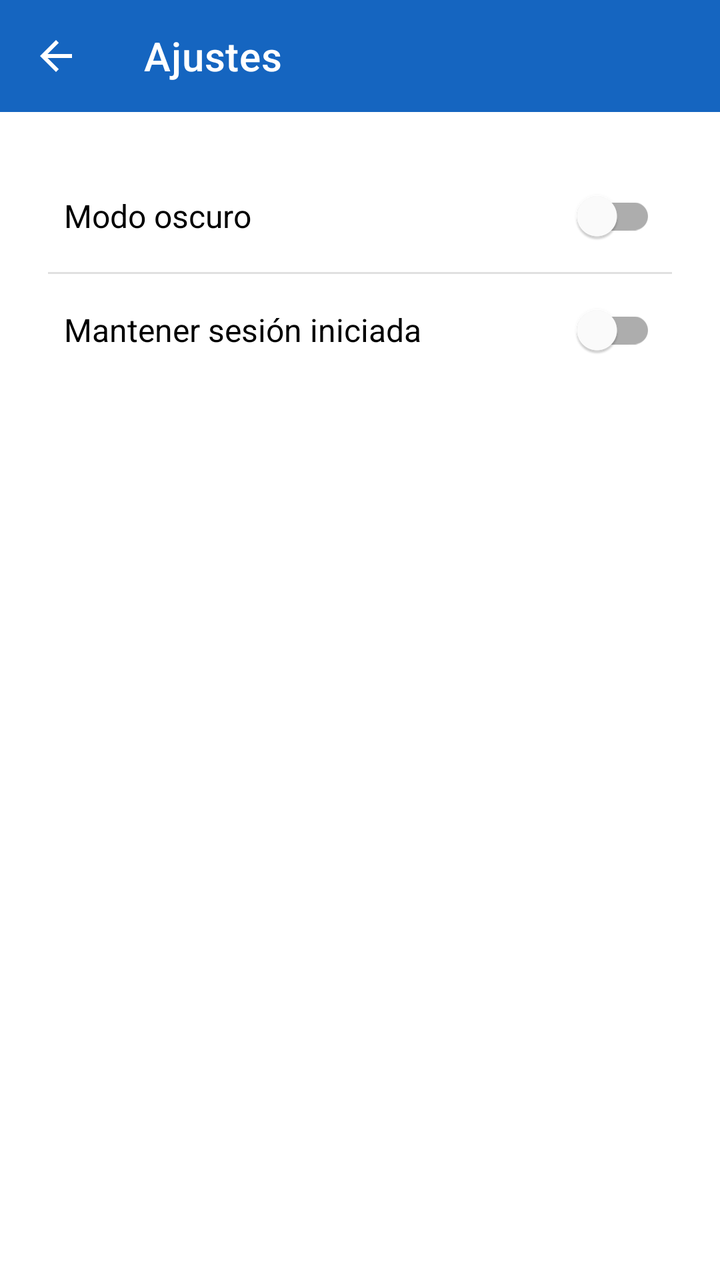
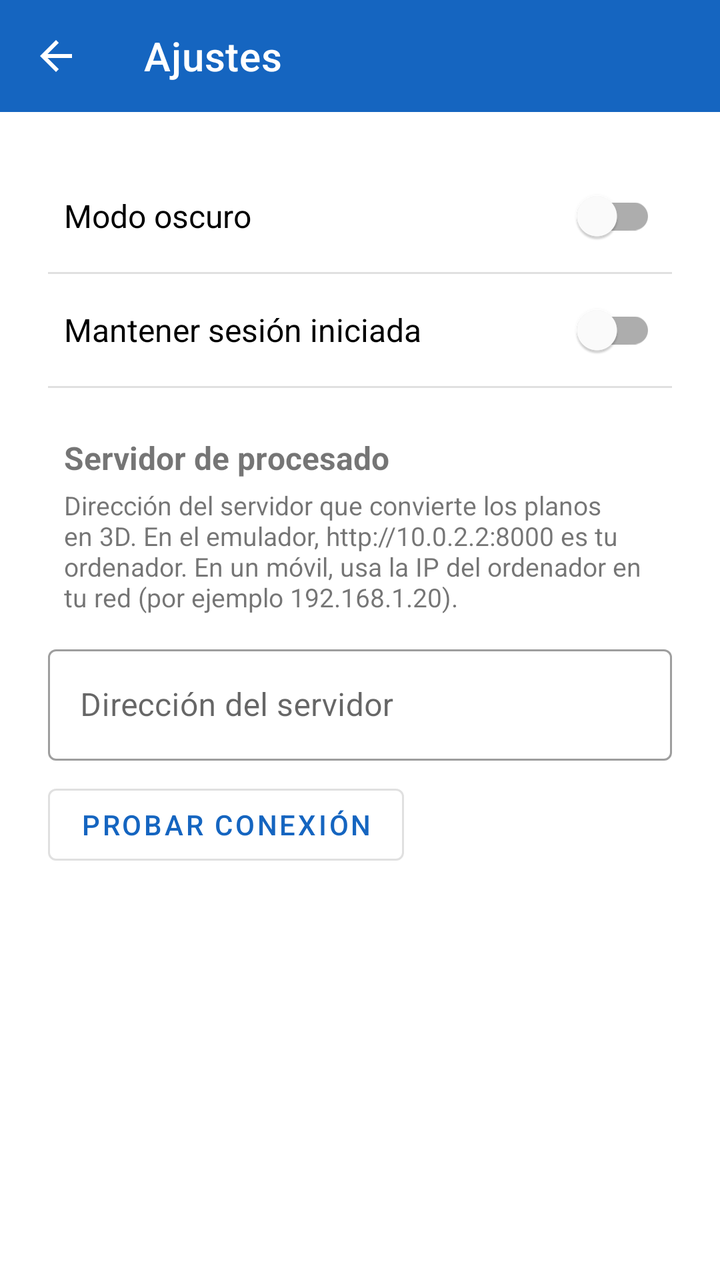

Two renders of the same Android screen: before a commit and after it. Below are the layout's source before the change and the commit's diff.
<!-- AndroidManifest.xml: application theme Theme.VectorScan -->
<!-- res/layout/activity_settings.xml -->
<?xml version="1.0" encoding="utf-8"?>
<LinearLayout
    xmlns:android="http://schemas.android.com/apk/res/android"
    xmlns:app="http://schemas.android.com/apk/res-auto"
    android:layout_width="match_parent"
    android:layout_height="match_parent"
    android:orientation="vertical"
    android:background="?android:attr/colorBackground">

    
    <com.google.android.material.appbar.AppBarLayout
        android:layout_width="match_parent"
        android:layout_height="wrap_content"
        android:theme="@style/ThemeOverlay.MaterialComponents.Dark.ActionBar">

        <androidx.appcompat.widget.Toolbar
            android:id="@+id/toolbarSettings"
            android:layout_width="match_parent"
            android:layout_height="?attr/actionBarSize"
            app:title="@string/settings_title"
            app:titleTextColor="#FFFFFF"
            app:navigationIcon="?attr/homeAsUpIndicator" />
    </com.google.android.material.appbar.AppBarLayout>

    <LinearLayout
        android:layout_width="match_parent"
        android:layout_height="wrap_content"
        android:orientation="vertical"
        android:padding="24dp">

        
        <com.google.android.material.switchmaterial.SwitchMaterial
            android:id="@+id/switchDarkMode"
            android:layout_width="match_parent"
            android:layout_height="wrap_content"
            android:text="@string/dark_mode"
            android:textSize="16sp"
            android:minHeight="56dp"
            android:paddingStart="8dp"
            android:paddingEnd="8dp" />

        <View
            android:layout_width="match_parent"
            android:layout_height="1dp"
            android:background="#E0E0E0" />

        
        <com.google.android.material.switchmaterial.SwitchMaterial
            android:id="@+id/switchKeepSession"
            android:layout_width="match_parent"
            android:layout_height="wrap_content"
            android:text="@string/keep_session"
            android:textSize="16sp"
            android:minHeight="56dp"
            android:paddingStart="8dp"
            android:paddingEnd="8dp" />

    </LinearLayout>

</LinearLayout>
<!-- resources referenced by this layout -->
<resources>
  <string name="dark_mode">Modo oscuro</string>
  <string name="keep_session">Mantener sesión iniciada</string>
  <string name="settings_title">Ajustes</string>
  <style name="Theme.VectorScan" parent="Theme.MaterialComponents.DayNight.NoActionBar">
          <item name="colorPrimary">#1565C0</item>
          <item name="colorPrimaryVariant">#0D47A1</item>
          <item name="colorOnPrimary">#FFFFFF</item>
          <item name="colorSecondary">#42A5F5</item>
          <item name="colorSecondaryVariant">#1E88E5</item>
          <item name="colorOnSecondary">#000000</item>
          <item name="android:statusBarColor">#0D47A1</item>
      </style>
</resources>

<!-- the commit's change to res/layout/activity_settings.xml (unified diff, before → after) -->
@@ -55,6 +55,70 @@
             android:paddingStart="8dp"
             android:paddingEnd="8dp" />
 
+        <View
+            android:layout_width="match_parent"
+            android:layout_height="1dp"
+            android:background="#E0E0E0" />
+
+        
+        <TextView
+            android:layout_width="wrap_content"
+            android:layout_height="wrap_content"
+            android:layout_marginTop="24dp"
+            android:paddingStart="8dp"
+            android:paddingEnd="8dp"
+            android:text="@string/server_section"
+            android:textSize="16sp"
+            android:textStyle="bold" />
+
+        <TextView
+            android:layout_width="match_parent"
+            android:layout_height="wrap_content"
+            android:layout_marginTop="4dp"
+            android:paddingStart="8dp"
+            android:paddingEnd="8dp"
+            android:text="@string/server_help"
+            android:textSize="13sp" />
+
+        <com.google.android.material.textfield.TextInputLayout
+            android:id="@+id/tilServerUrl"
+            style="@style/Widget.MaterialComponents.TextInputLayout.OutlinedBox"
+            android:layout_width="match_parent"
+            android:layout_height="wrap_content"
+            android:layout_marginTop="12dp"
+            android:hint="@string/server_url">
+
+            <com.google.android.material.textfield.TextInputEditText
+                android:id="@+id/etServerUrl"
+                android:layout_width="match_parent"
+                android:layout_height="wrap_content"
+                android:imeOptions="actionDone"
+                android:inputType="textUri" />
+        </com.google.android.material.textfield.TextInputLayout>
+
+        <LinearLayout
+            android:layout_width="match_parent"
+            android:layout_height="wrap_content"
+            android:layout_marginTop="8dp"
+            android:gravity="center_vertical"
+            android:orientation="horizontal">
+
+            <com.google.android.material.button.MaterialButton
+                android:id="@+id/btnTestServer"
+                style="@style/Widget.MaterialComponents.Button.OutlinedButton"
+                android:layout_width="wrap_content"
+                android:layout_height="wrap_content"
+                android:text="@string/server_test" />
+
+            <TextView
+                android:id="@+id/tvServerStatus"
+                android:layout_width="0dp"
+                android:layout_height="wrap_content"
+                android:layout_marginStart="12dp"
+                android:layout_weight="1"
+                android:textSize="13sp" />
+        </LinearLayout>
+
     </LinearLayout>
 
 </LinearLayout>
<!-- resource entries referenced after the edit -->
@@ -2,6 +2,10 @@
 <resources>
   <string name="dark_mode">Modo oscuro</string>
   <string name="keep_session">Mantener sesión iniciada</string>
+  <string name="server_help">Dirección del servidor que convierte los planos en 3D. En el emulador, http://10.0.2.2:8000 es tu ordenador. En un móvil, usa la IP del ordenador en tu red (por ejemplo 192.168.1.20).</string>
+  <string name="server_section">Servidor de procesado</string>
+  <string name="server_test">Probar conexión</string>
+  <string name="server_url">Dirección del servidor</string>
   <string name="settings_title">Ajustes</string>
   <style name="Theme.VectorScan" parent="Theme.MaterialComponents.DayNight.NoActionBar">
           <item name="colorPrimary">#1565C0</item>
